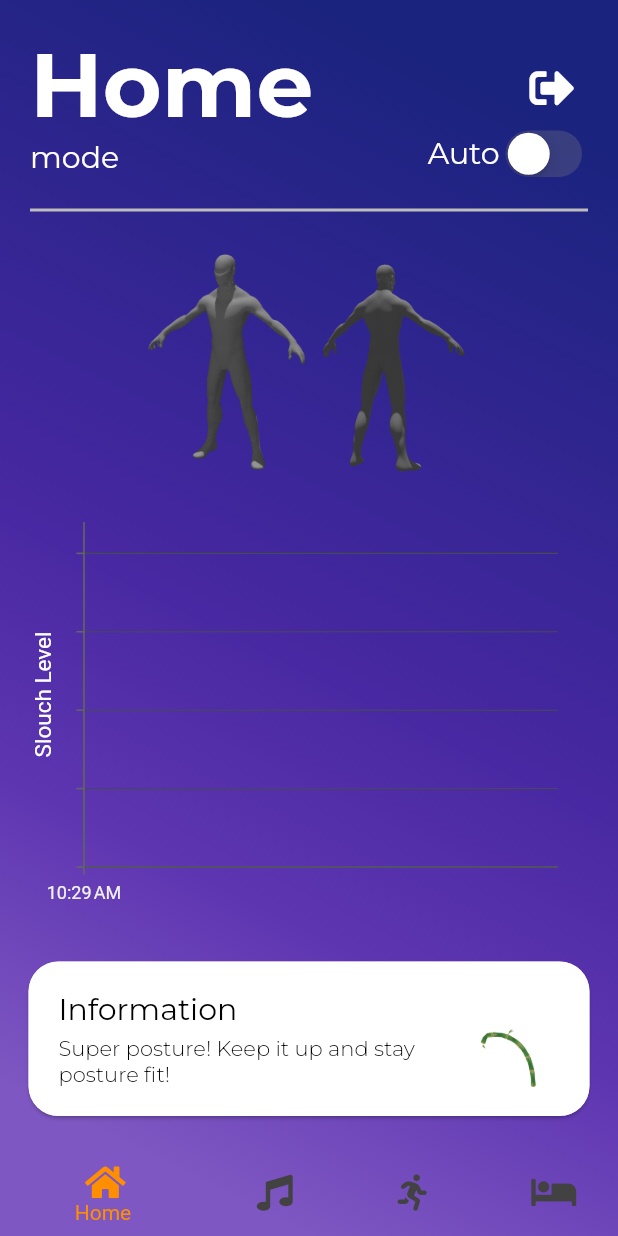
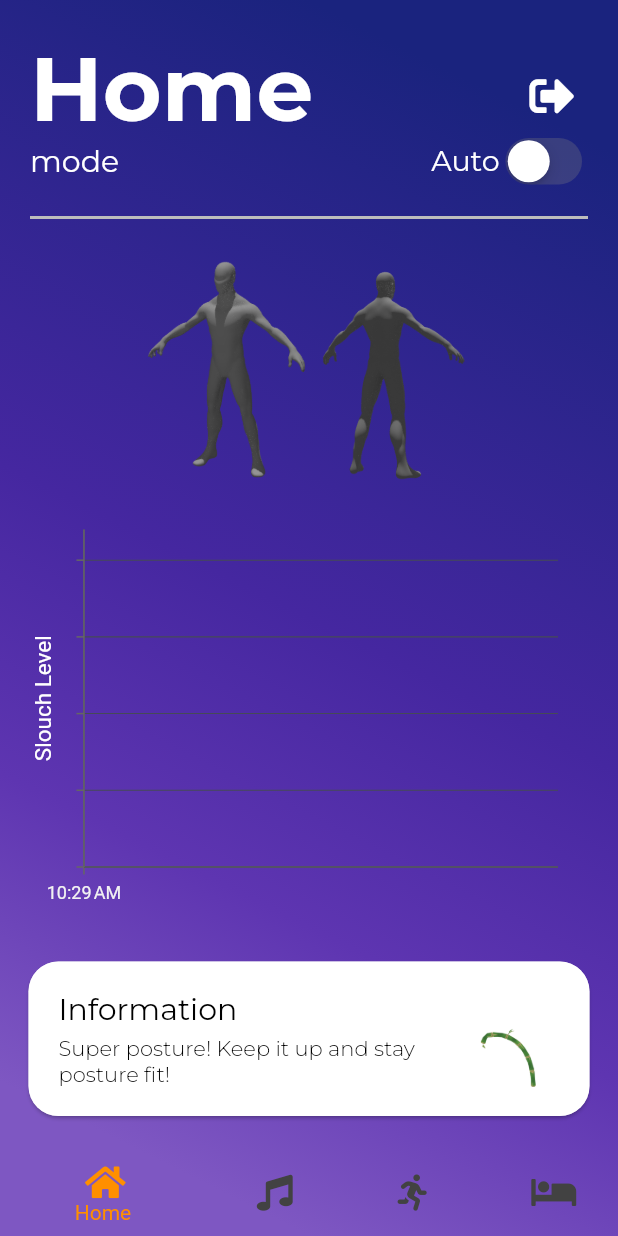
Before and after one commit to zenasgram/Bamboo, a Flutter app: the HomeScreen screen opened directly, on a phone screen of 412 x 824 dp. Run offline on Flutter 3.47's test engine with Material 2 defaults, Android fonts, the phone set to English and light mode, and no system bars; drawn by our look-alikes of overlay_support; our stand-ins replace animated_text_kit, cloud_firestore, firebase_auth, firebase_core, firebase_database, font_awesome_flutter and 3 more; missing offline and left inert: mqtt_client, syncfusion_flutter_core; accounts and stored records are empty.

Commit message:
auto mode updates

```diff
--- a/lib/screens/home_screen.dart
+++ b/lib/screens/home_screen.dart
@@ -290,7 +290,7 @@ class _HomeScreenState extends State<HomeScreen> {
                       crossAxisAlignment: CrossAxisAlignment.end,
                       children: <Widget>[
                         SizedBox(
-                          height: 20,
+                          height: 25,
                         ),
                         IconButton(
                             icon: Icon(FontAwesomeIcons.signOutAlt),
@@ -306,7 +306,7 @@ class _HomeScreenState extends State<HomeScreen> {
                               'Auto',
                               style: GoogleFonts.montserrat(
                                 textStyle: Theme.of(context).textTheme.display1,
-                                fontSize: 20,
+                                fontSize: 19,
                                 fontWeight: FontWeight.w400,
                                 fontStyle: FontStyle.normal,
                               ),
```
